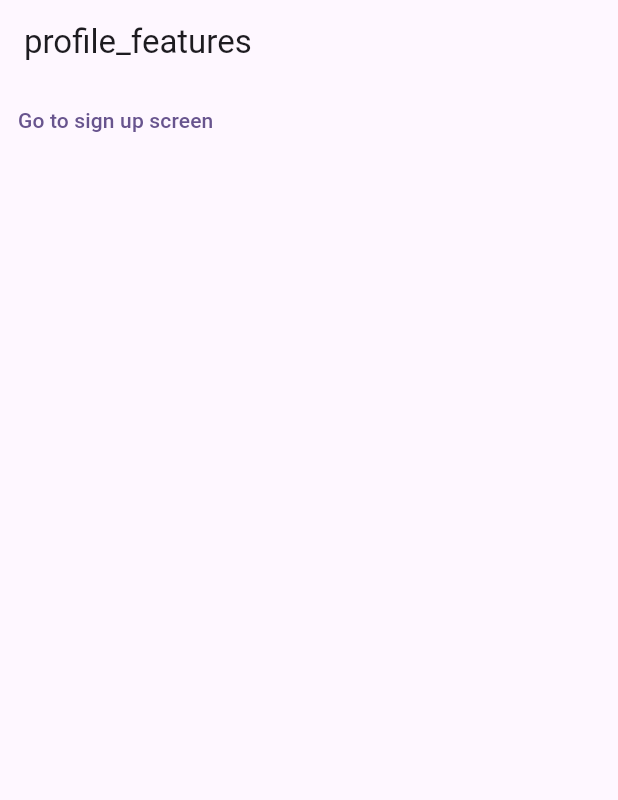
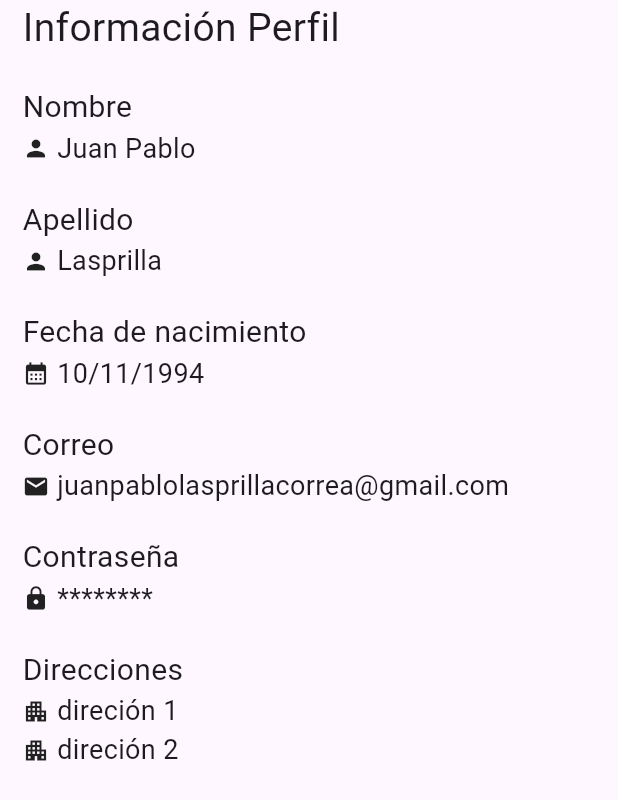
Before and after one commit to juanpl/technical_test_double_v_partners, a Flutter app: the ProfileScreen screen opened by its route, on a phone screen of 412 x 824 dp. Shown: the top 800 px of the screen. Run offline on Flutter 3.47's test engine with Material 3 defaults, Android fonts, the light colour scheme and no system bars; our stand-ins replace go_router.

Commit message:
The three-screen UI has already been implemented

```diff
--- a/lib/core/router/app_router.dart
+++ b/lib/core/router/app_router.dart
@@ -2,7 +2,7 @@ import 'package:go_router/go_router.dart';
 import '../../presentation/screens/screens.dart';
 
 final appRouter = GoRouter(
-  initialLocation: '/sign_on',
+  initialLocation: '/profile_features',
   routes: [
 
     GoRoute(
--- a/lib/presentation/screens/profile/profile_screen.dart
+++ b/lib/presentation/screens/profile/profile_screen.dart
@@ -1,6 +1,8 @@
 import 'package:flutter/material.dart';
 import 'package:go_router/go_router.dart';
 import 'package:technical_test_double_v_partners/presentation/screens/screens.dart';
+import 'package:technical_test_double_v_partners/presentation/widgets/profile/custom_item_info_profile.dart';
+import 'package:technical_test_double_v_partners/presentation/widgets/widgets.dart';
 
 
 class ProfileScreen extends StatelessWidget {
@@ -12,20 +14,58 @@ class ProfileScreen extends StatelessWidget {
   @override
   Widget build(BuildContext context) {
     return Scaffold(
-      appBar: AppBar(
-        title: const Text('profile_features'),
-      ),
-      body: Column(
-        children: [
-          TextButton(
-            onPressed: (){
-              context.pushNamed(LoginScreen.name);
-            },
-            child:Text('Go to sign up screen')
-          )
-        ],
-      ),
+      body: _ProfileView(),
     );
   }
 
 }
+
+class _ProfileView extends StatelessWidget {
+  const _ProfileView({
+    super.key,
+  });
+
+  @override
+  Widget build(BuildContext context) {
+    return SafeArea(
+      child: Padding(
+        padding:  const EdgeInsets.symmetric(horizontal: 15),
+        child: SingleChildScrollView(
+          child: Column(
+            crossAxisAlignment: CrossAxisAlignment.start,
+            children: [
+              CustomProfileTitleText(text: 'Información Perfil',),
+              SizedBox(height: 20,),
+
+              CustomProfileSubtitleText(text: 'Nombre'),
+              CustomItemInfoProfile(text: 'Juan Pablo', icon: Icons.person),
+              SizedBox(height: 20,),
+
+              CustomProfileSubtitleText(text: 'Apellido'),
+              CustomItemInfoProfile(text: 'Lasprilla', icon: Icons.person),
+              SizedBox(height: 20,),
+
+              CustomProfileSubtitleText(text: 'Fecha de nacimiento'),
+              CustomItemInfoProfile(text: '10/11/1994', icon: Icons.calendar_month),
+              SizedBox(height: 20,),
+
+              CustomProfileSubtitleText(text: 'Correo'),
+              CustomItemInfoProfile(text: 'juanpablolasprillacorrea@gmail.com', icon: Icons.mail),
+              SizedBox(height: 20,),
+
+              CustomProfileSubtitleText(text: 'Contraseña'),
+              CustomItemInfoProfile(text: '********', icon: Icons.lock),
+              SizedBox(height: 20,),
+
+              CustomProfileSubtitleText(text: 'Direcciones'),
+              CustomItemInfoProfile(text: 'direción 1', icon: Icons.apartment),
+              CustomItemInfoProfile(text: 'direción 2', icon: Icons.apartment),
+              SizedBox(height: 20,),
+
+            ],
+          ),
+        ),
+      ),
+    );
+  }
+}
--- a/lib/presentation/screens/sign_up/sign_up_screen.dart
+++ b/lib/presentation/screens/sign_up/sign_up_screen.dart
@@ -84,10 +84,8 @@ class _RegisterForm extends StatelessWidget {
             obscureText: true,
           ),
           const SizedBox(height: 20,),
-          FilledButton.tonalIcon(
-            onPressed: (){},
-            icon: const Icon(Icons.save),
-            label: const Text('Crear usuario'),
+          CustomButton(
+            text: 'Suscribirse',
           )
         ]
       )
--- /dev/null
+++ b/lib/presentation/widgets/profile/custom_item_info_profile.dart
@@ -0,0 +1,24 @@
+import 'package:flutter/material.dart';
+
+class CustomItemInfoProfile extends StatelessWidget {
+
+  final String text;
+  final IconData icon;
+
+  const CustomItemInfoProfile({
+    super.key,
+    required this.text,
+    required this.icon
+  });
+
+  @override
+  Widget build(BuildContext context) {
+    return
+    Row(children: [
+      Icon(icon, size: 18,),
+      SizedBox(width: 5),
+      Text(text, style: TextStyle(fontSize: 18),)
+    ],);
+  }
+
+}
--- /dev/null
+++ b/lib/presentation/widgets/profile/custom_profile_subtitle_text.dart
@@ -0,0 +1,16 @@
+import 'package:flutter/material.dart';
+
+class CustomProfileSubtitleText extends StatelessWidget {
+
+  final String text;
+
+  const CustomProfileSubtitleText({
+    super.key,
+    required this.text
+  });
+
+  @override
+  Widget build(BuildContext context) {
+    return Text(text, style: TextStyle(fontSize: 20),);
+  }
+}
--- /dev/null
+++ b/lib/presentation/widgets/profile/custom_profile_title_text.dart
@@ -0,0 +1,16 @@
+import 'package:flutter/material.dart';
+
+class CustomProfileTitleText extends StatelessWidget {
+
+  final String text;
+
+  const CustomProfileTitleText({
+    super.key,
+    required this.text
+  });
+
+  @override
+  Widget build(BuildContext context) {
+    return Text(text, style: TextStyle(fontSize: 26),);
+  }
+}
--- a/lib/presentation/widgets/widgets.dart
+++ b/lib/presentation/widgets/widgets.dart
@@ -1 +1,4 @@
+export 'package:technical_test_double_v_partners/presentation/widgets/profile/custom_profile_subtitle_text.dart';
+export 'package:technical_test_double_v_partners/presentation/widgets/profile/custom_profile_title_text.dart';
+export 'package:technical_test_double_v_partners/presentation/widgets/shared/custom_button.dart';
 export 'package:technical_test_double_v_partners/presentation/widgets/shared/custom_text_form_field.dart';
```
Also changed, not shown: lib/presentation/screens/login/login_screen.dart (+62 -14 lines), lib/presentation/widgets/shared/custom_button.dart (added, +39 -0 lines).
